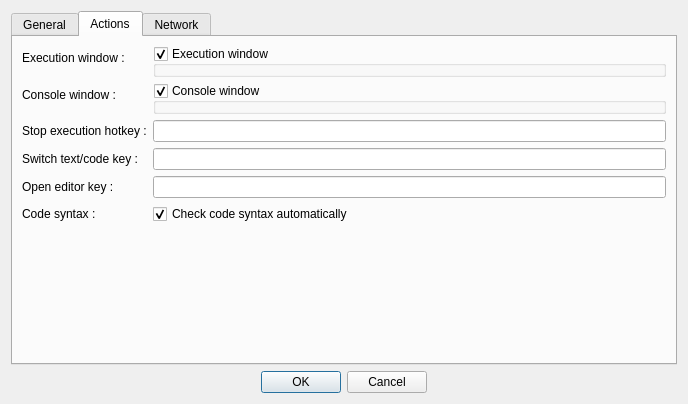
Before: the Qt Designer form gui/settingsdialog.ui in Jmgr/actiona, drawn with Qt 5.
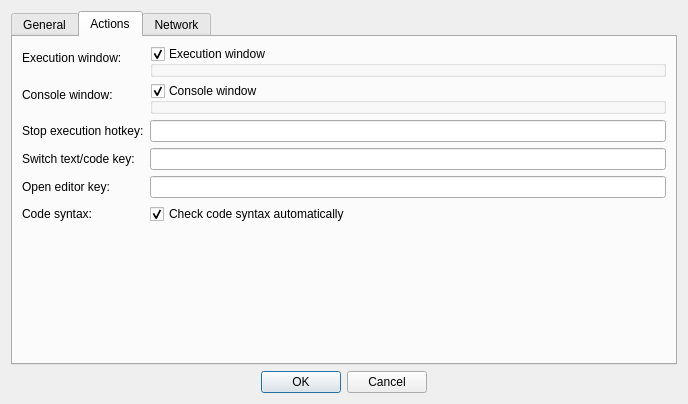
After: the same form once the commit is applied. The open tabs and pages were chosen to show the change. Icons and pictures are not drawn. Custom widgets are drawn as their Qt base class.

```diff
--- a/gui/settingsdialog.ui
+++ b/gui/settingsdialog.ui
@@ -197,7 +197,7 @@
        <item row="0" column="0">
         <widget class="QLabel" name="label_8">
          <property name="text">
-          <string>Execution window :</string>
+          <string>Execution window:</string>
          </property>
         </widget>
        </item>
@@ -226,13 +226,6 @@
          </item>
         </layout>
        </item>
-       <item row="1" column="0">
-        <widget class="QLabel" name="label_11">
-         <property name="text">
-          <string>Console window :</string>
-         </property>
-        </widget>
-       </item>
        <item row="1" column="1">
         <layout class="QVBoxLayout" name="verticalLayout_5">
          <item>
@@ -261,7 +254,7 @@
        <item row="3" column="0">
         <widget class="QLabel" name="label_18">
          <property name="text">
-          <string>Stop execution hotkey :</string>
+          <string>Stop execution hotkey:</string>
          </property>
         </widget>
        </item>
@@ -271,7 +264,7 @@
        <item row="4" column="0">
         <widget class="QLabel" name="label_19">
          <property name="text">
-          <string>Switch text/code key :</string>
+          <string>Switch text/code key:</string>
          </property>
         </widget>
        </item>
@@ -281,7 +274,7 @@
        <item row="5" column="0">
         <widget class="QLabel" name="label_20">
          <property name="text">
-          <string>Open editor key :</string>
+          <string>Open editor key:</string>
          </property>
         </widget>
        </item>
@@ -291,7 +284,7 @@
        <item row="6" column="0">
         <widget class="QLabel" name="label_17">
          <property name="text">
-          <string>Code syntax :</string>
+          <string>Code syntax:</string>
          </property>
         </widget>
        </item>
@@ -305,6 +298,13 @@
          </property>
         </widget>
        </item>
+       <item row="1" column="0">
+        <widget class="QLabel" name="label_11">
+         <property name="text">
+          <string>Console window:</string>
+         </property>
+        </widget>
+       </item>
       </layout>
      </widget>
      <widget class="QWidget" name="networkTab">
```
Left out of the diff: 31 changed lines with no effect on the pictures.
